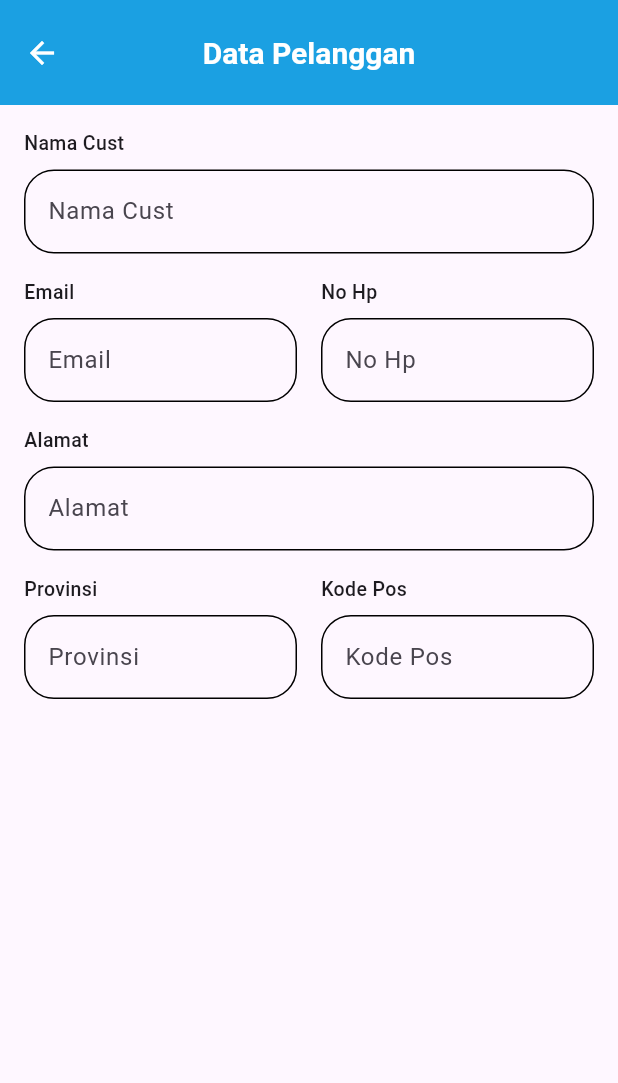
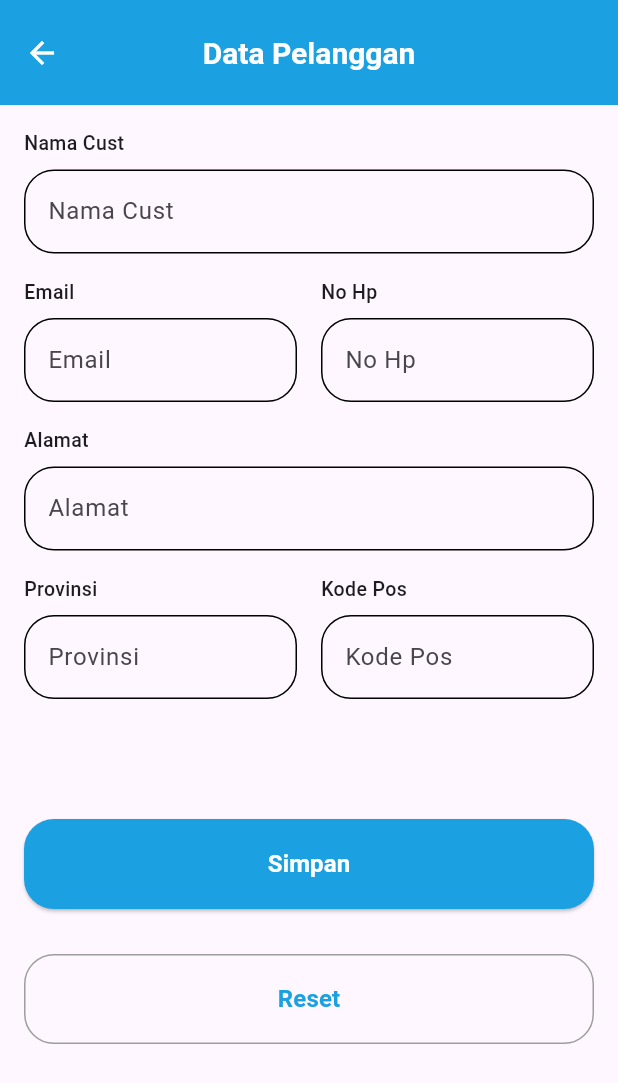
Before and after one commit to AbrarImamSatria/20220140042_UCP1Flutter, a Flutter app: the PelangganPage screen opened directly, on a phone screen of 412 x 824 dp. Shown: the top 1083 px of the screen. Run offline on Flutter 3.47's test engine with Material 3 defaults, Android fonts, the phone set to English and light mode, and no system bars; statements that could not run were skipped.

Commit message:
membuat button simpan dan reset cust

```diff
--- a/lib/data_pelanggan/pelanggan_page.dart
+++ b/lib/data_pelanggan/pelanggan_page.dart
@@ -312,6 +312,67 @@ class _PelangganPageState extends State<PelangganPage> {
                     ),
                   ],
                 ),
+                const SizedBox(height: 80),
+
+                SizedBox(
+                  width: double.infinity,
+                  height: 60,
+                  child: ElevatedButton(
+                    onPressed: () {
+                      if (_formKey.currentState!.validate()) {
+                        ScaffoldMessenger.of(context).showSnackBar(
+                          const SnackBar(
+                            content: Text('Data berhasil disimpan'),
+                          ),
+                        );
+                      }
+                    },
+                    style: ElevatedButton.styleFrom(
+                      backgroundColor: Color(0xFF1BA0E2),
+                      shape: RoundedRectangleBorder(
+                        borderRadius: BorderRadius.circular(20),
+                      ),
+                    ),
+                    child: const Text(
+                      'Simpan',
+                      style: TextStyle(
+                        color: Colors.white,
+                        fontSize: 16,
+                        fontWeight: FontWeight.w600,
+                      ),
+                    ),
+                  ),
+                ),
+                const SizedBox(height: 30),
+
+                SizedBox(
+                  width: double.infinity,
+                  height: 60,
+                  child: OutlinedButton(
+                    onPressed: () {
+                      namaController.clear();
+                      emailController.clear();
+                      noHpController.clear();
+                      alamatController.clear();
+                      provinsiController.clear();
+                      kodePosController.clear();
+                    },
+                    style: OutlinedButton.styleFrom(
+                      side: BorderSide(color: Colors.grey),
+                      shape: RoundedRectangleBorder(
+                        borderRadius: BorderRadius.circular(20),
+                      ),
+                    ),
+                    child: Text(
+                      'Reset',
+                      style: TextStyle(
+                        color: Color(0xFF1BA0E2),
+                        fontSize: 16,
+                        fontWeight: FontWeight.w600,
+                      ),
+                    ),
+                  ),
+                ),
               ],
             ),
           ),
```
